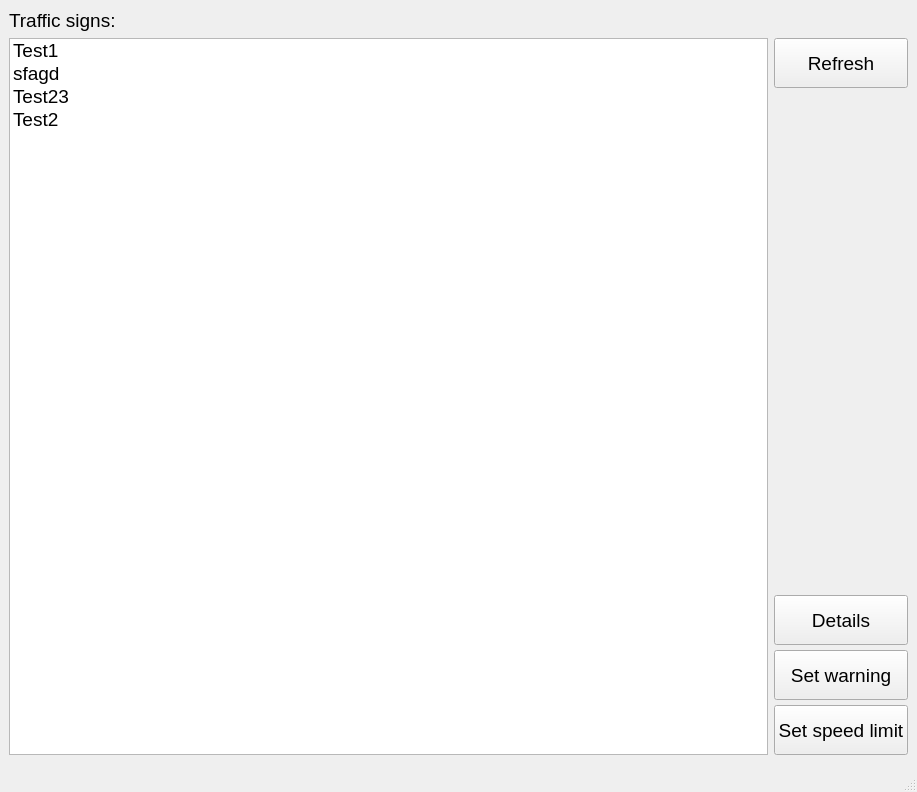
Above: TrafficSignCode/AdminApp/GUI/MainWindow/MainWindow.ui from IliyanAntov/TrafficSign before the change. Below: the same form after it.
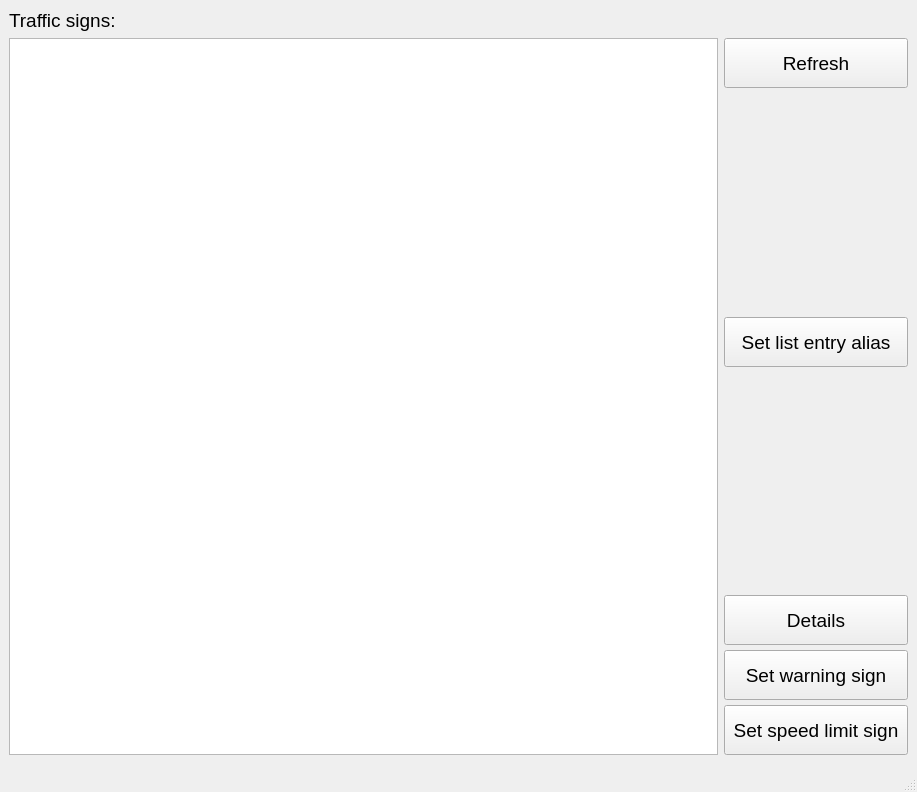
That is the form after the change.

```diff
--- a/TrafficSignCode/AdminApp/GUI/MainWindow/MainWindow.ui
+++ b/TrafficSignCode/AdminApp/GUI/MainWindow/MainWindow.ui
@@ -30,8 +30,8 @@
   </property>
   <widget class="QWidget" name="centralwidget">
    <layout class="QGridLayout" name="gridLayout">
-    <item row="6" column="1" colspan="2">
-     <layout class="QVBoxLayout" name="verticalLayout" stretch="0,0,0,0,0">
+    <item row="6" column="2" colspan="2">
+     <layout class="QVBoxLayout" name="verticalLayout" stretch="0,0,0,0,0,0,0">
       <property name="spacing">
        <number>5</number>
       </property>
@@ -66,6 +66,38 @@
         </property>
        </widget>
       </item>
+      <item>
+       <spacer name="verticalSpacer_2">
+        <property name="orientation">
+         <enum>Qt::Vertical</enum>
+        </property>
+        <property name="sizeHint" stdset="0">
+         <size>
+          <width>20</width>
+          <height>40</height>
+         </size>
+        </property>
+       </spacer>
+      </item>
+      <item>
+       <widget class="QPushButton" name="SetListEntryAliasButton">
+        <property name="sizePolicy">
+         <sizepolicy hsizetype="Expanding" vsizetype="Fixed">
+          <horstretch>0</horstretch>
+          <verstretch>0</verstretch>
+         </sizepolicy>
+        </property>
+        <property name="minimumSize">
+         <size>
+          <width>0</width>
+          <height>50</height>
+         </size>
+        </property>
+        <property name="text">
+         <string> Set list entry alias </string>
+        </property>
+       </widget>
+      </item>
       <item>
        <spacer name="verticalSpacer">
         <property name="orientation">
@@ -113,7 +145,7 @@
          </size>
         </property>
         <property name="text">
-         <string>Set warning</string>
+         <string> Set warning sign </string>
         </property>
        </widget>
       </item>
@@ -132,26 +164,13 @@
          </size>
         </property>
         <property name="text">
-         <string>Set speed limit</string>
+         <string> Set speed limit sign </string>
         </property>
        </widget>
       </item>
      </layout>
     </item>
-    <item row="0" column="0" colspan="2">
-     <widget class="QLabel" name="label">
-      <property name="font">
-       <font>
-        <family>Arial</family>
-        <pointsize>14</pointsize>
-       </font>
-      </property>
-      <property name="text">
-       <string>Traffic signs:</string>
-      </property>
-     </widget>
-    </item>
-    <item row="6" column="0">
+    <item row="6" column="1">
      <widget class="QListWidget" name="DeviceList">
       <property name="sizePolicy">
        <sizepolicy hsizetype="Expanding" vsizetype="Expanding">
@@ -165,26 +184,19 @@
         <pointsize>14</pointsize>
        </font>
       </property>
-      <item>
-       <property name="text">
-        <string>Test1</string>
-       </property>
-      </item>
-      <item>
-       <property name="text">
-        <string>sfagd</string>
-       </property>
-      </item>
-      <item>
-       <property name="text">
-        <string>Test23</string>
-       </property>
-      </item>
-      <item>
-       <property name="text">
-        <string>Test2</string>
-       </property>
-      </item>
+     </widget>
+    </item>
+    <item row="0" column="1" colspan="2">
+     <widget class="QLabel" name="label">
+      <property name="font">
+       <font>
+        <family>Arial</family>
+        <pointsize>14</pointsize>
+       </font>
+      </property>
+      <property name="text">
+       <string>Traffic signs:</string>
+      </property>
      </widget>
     </item>
    </layout>
```
